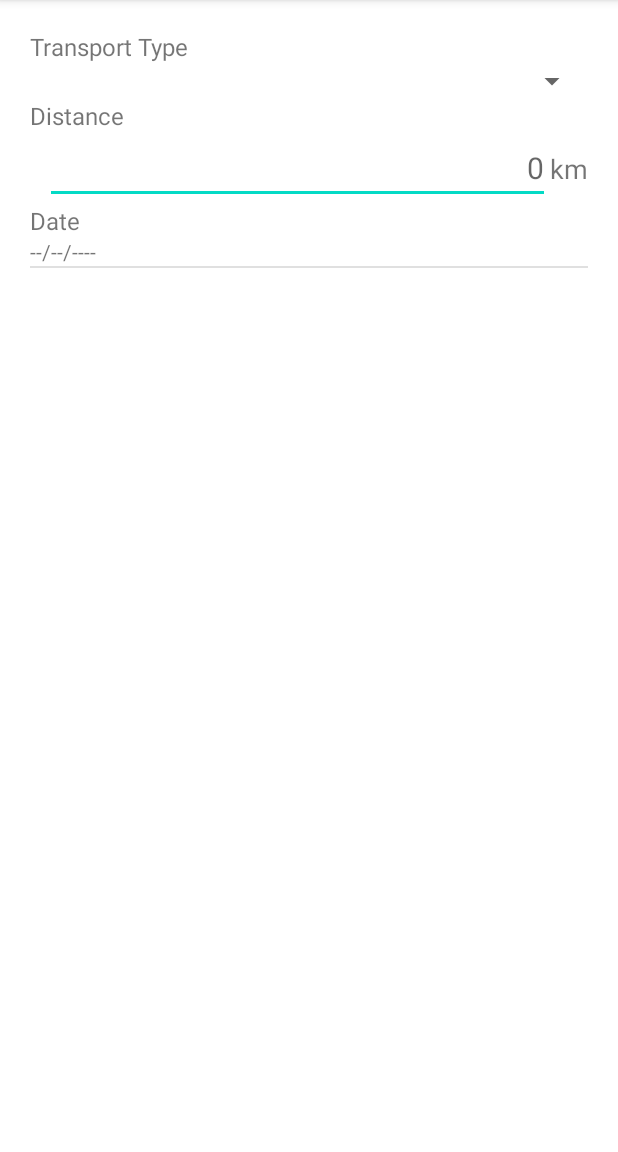
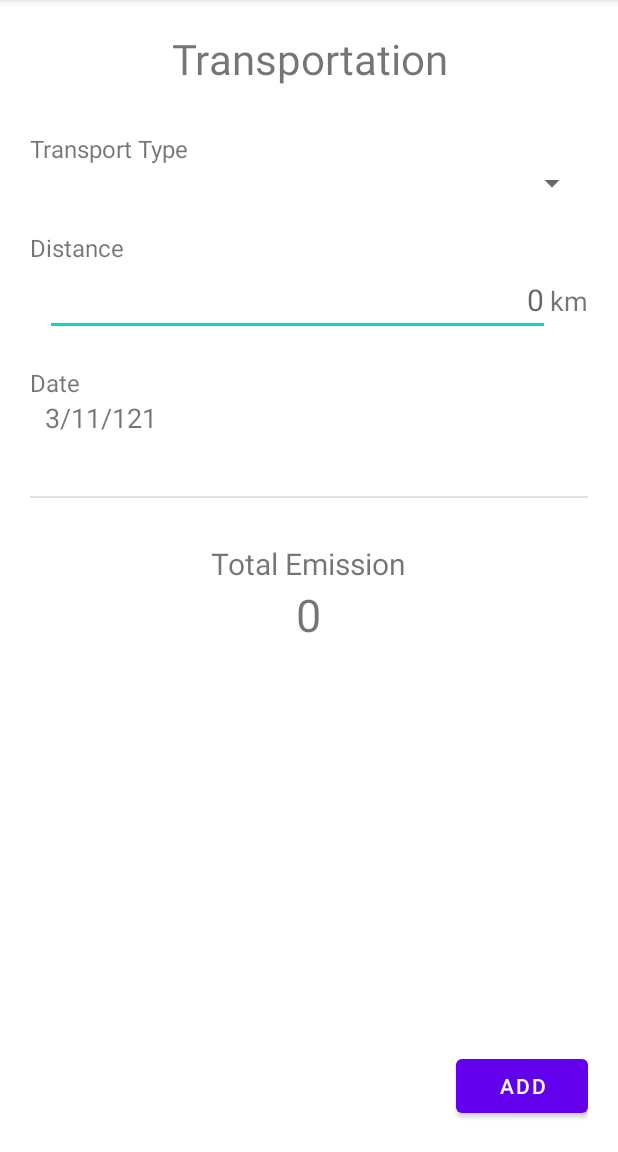
Before and after one commit to 23sent/CarbonFootprintTracker, an Android app: the AddTransportationEmissionActivity screen opened directly, with no data from a screen before it, on a phone screen of 412 x 824 dp, the part 84-1236 px from its top. Run offline under Robolectric (Android 15) with nearby library versions, the phone set to English and light mode, and no system bars.

Commit message:
Add AddTransportationEmissionActivity, CarbonFootprintTracker and Emission classes.

```diff
--- a/app/src/main/java/com/example/carbonfootprinttracker/AddTransportationEmissionActivity.java
+++ b/app/src/main/java/com/example/carbonfootprinttracker/AddTransportationEmissionActivity.java
@@ -7,24 +7,48 @@ import android.app.DatePickerDialog;
 import android.app.Dialog;
 import android.icu.util.Calendar;
 import android.os.Bundle;
+import android.text.Editable;
+import android.text.TextWatcher;
 import android.util.Log;
 import android.view.View;
+import android.widget.Button;
 import android.widget.DatePicker;
+import android.widget.EditText;
 import android.widget.TextView;
+import android.widget.Toast;
+
+import org.w3c.dom.Text;
+
+import java.util.Date;
 
 public class AddTransportationEmissionActivity extends AppCompatActivity {
+    DatePickerFragment dataPickerFragment;
+
     TextView datePickerTxt;
-    DatePickerFragment dataPickerFragment;
+    EditText quantityInput;
+    Button addBtn;
+    TextView carbonEmissionTxt;
+
+    Emission emission = new Emission();
+    CarbonFootprintTracker app;
 
     @Override
     protected void onCreate(Bundle savedInstanceState) {
         super.onCreate(savedInstanceState);
         setContentView(R.layout.activity_add_transportation_emission);
+
+        app = CarbonFootprintTracker.getInstance();
+        quantityInput = (EditText) findViewById(R.id.quantityInput);
+        datePickerTxt = (TextView) findViewById(R.id.datePickerTxt);
+        addBtn = (Button) findViewById(R.id.addBtn);
+        carbonEmissionTxt = (TextView) findViewById(R.id.carbonEmissionTxt);
+
+        setDateTxt(emission.getDate().getYear(), emission.getDate().getMonth(), emission.getDate().getDay());
+
         dataPickerFragment = new DatePickerFragment((DatePicker view, int year, int month, int day) -> {
-            onDateSetOuter(view, year, month, day);
+            setDateTxt(year, month, day);
         });
 
-        datePickerTxt = (TextView) findViewById(R.id.datePickerTxt);
         datePickerTxt.setOnClickListener((View v) -> {
             Log.d("test", "onCreate: " + dataPickerFragment.getShowsDialog());
             if (dataPickerFragment.getDialog() == null ||
@@ -33,10 +57,46 @@ public class AddTransportationEmissionActivity extends AppCompatActivity {
                 dataPickerFragment.show(getSupportFragmentManager(), "datePicker");
             }
         });
+
+        addBtn.setOnClickListener((View v) -> {
+            Log.d("Add Emission", "on click add button");
+            this.onClickSave();
+        });
+
+        quantityInput.addTextChangedListener(new TextWatcher() {
+
+            public void afterTextChanged(Editable s) {
+                String quantityString = s.toString();
+                if (!quantityString.trim().isEmpty()) {
+                    int quantity = Integer.parseInt(quantityString);
+                    emission.setQuantity(quantity);
+                } else {
+                    emission.setQuantity(0);
+                }
+                carbonEmissionTxt.setText(String.valueOf(emission.getCarbonFootprint()) +" kg CO2");
+            }
+
+            public void beforeTextChanged(CharSequence s, int start, int count, int after) {
+            }
+
+            public void onTextChanged(CharSequence s, int start, int before, int count) {
+            }
+        });
     }
 
-    public void onDateSetOuter(DatePicker view, int year, int month, int day) {
+    public void setDateTxt(int year, int month, int day) {
         datePickerTxt.setText(day + "/" + month + "/" + year);
+        emission.setDate(new Date(year, month, day));
+    }
+
+    public void onClickSave() {
+        if (emission.getDate() != null && emission.getQuantity() > 0) {
+            app.addEmissions(emission);
+            Log.d("Add Emission", emission.toString());
+            finish();
+        } else {
+            Toast.makeText(this, "Please fill the distance and date.", Toast.LENGTH_SHORT).show();
+        }
     }
 
     public static class DatePickerFragment extends DialogFragment {
@@ -57,6 +117,5 @@ public class AddTransportationEmissionActivity extends AppCompatActivity {
             // Create a new instance of DatePickerDialog and return it
             return new DatePickerDialog(getActivity(), listener, year, month, day);
         }
-
     }
 }
--- /dev/null
+++ b/app/src/main/java/com/example/carbonfootprinttracker/Emission.java
@@ -0,0 +1,45 @@
+package com.example.carbonfootprinttracker;
+
+import java.util.Date;
+
+public class Emission {
+    private int quantity = 0;
+    private int cfFactor = 2;
+    private float carbonFootprint = 0;
+    private Date date;
+
+    public Emission() {
+        date = new Date();
+        calculateCarbonFootprint();
+    }
+
+    public void setQuantity(int quantity) {
+        this.quantity = quantity;
+        calculateCarbonFootprint();
+    }
+
+    public void setDate(Date d) {
+        this.date = d;
+    };
+
+    public Date getDate() {
+        return date;
+    }
+
+    public int getQuantity() {
+        return quantity;
+    }
+
+    public float getCarbonFootprint() {
+        return carbonFootprint;
+    }
+
+    public void calculateCarbonFootprint() {
+        this.carbonFootprint = this.cfFactor * this.quantity;
+    }
+
+    @Override
+    public String toString() {
+        return "Emission: " + "quantity=" + quantity + ';';
+    }
+}
--- a/app/src/main/res/layout/activity_add_transportation_emission.xml
+++ b/app/src/main/res/layout/activity_add_transportation_emission.xml
@@ -1,16 +1,34 @@
 <?xml version="1.0" encoding="utf-8"?>
-<LinearLayout xmlns:android="http://schemas.android.com/apk/res/android"
+<androidx.constraintlayout.widget.ConstraintLayout xmlns:android="http://schemas.android.com/apk/res/android"
     xmlns:app="http://schemas.android.com/apk/res-auto"
     xmlns:tools="http://schemas.android.com/tools"
     android:layout_width="match_parent"
     android:layout_height="match_parent"
     android:orientation="vertical"
-    android:padding="20dp"
     tools:context=".AddTransportationEmissionActivity">
 
     <LinearLayout
         android:layout_width="match_parent"
+        android:layout_height="0dp"
+        android:gravity="center_horizontal"
+        android:orientation="vertical"
+        android:padding="20dp"
+        app:layout_constraintBottom_toTopOf="@+id/buttonLayout"
+        app:layout_constraintTop_toTopOf="parent"
+        tools:layout_editor_absoluteX="20dp">
+
+        <TextView
+            android:id="@+id/textView3"
+            android:layout_width="match_parent"
             android:layout_height="wrap_content"
+            android:text="Transportation"
+            android:textSize="28sp"
+            android:textAlignment="center"/>
+
+        <LinearLayout
+            android:layout_width="match_parent"
+            android:layout_height="wrap_content"
+            android:layout_marginTop="30dp"
             android:orientation="vertical">
 
             <TextView
@@ -30,6 +48,7 @@
         <LinearLayout
             android:layout_width="match_parent"
             android:layout_height="wrap_content"
+            android:layout_marginTop="20dp"
             android:orientation="vertical">
 
             <TextView
@@ -45,15 +64,15 @@
                 android:orientation="horizontal">
 
                 <EditText
-                android:id="@+id/textView24"
+                    android:id="@+id/quantityInput"
                     android:layout_width="wrap_content"
                     android:layout_height="wrap_content"
                     android:layout_marginStart="10dp"
                     android:layout_weight="1"
                     android:hint="0"
+                    android:inputType="number"
                     android:textAlignment="viewEnd"
-                android:textSize="20sp"
-                android:inputType="number"/>
+                    android:textSize="20sp" />
 
                 <TextView
                     android:id="@+id/postFix3"
@@ -64,9 +83,11 @@
             </LinearLayout>
 
         </LinearLayout>
+
         <LinearLayout
             android:layout_width="match_parent"
             android:layout_height="wrap_content"
+            android:layout_marginTop="20dp"
             android:orientation="vertical">
 
             <TextView
@@ -75,13 +96,15 @@
                 android:layout_height="wrap_content"
                 android:text="Date"
                 android:textSize="16sp" />
+
             <TextView
                 android:id="@+id/datePickerTxt"
                 android:layout_width="wrap_content"
                 android:layout_height="wrap_content"
                 android:layout_weight="1"
-            android:text="--/--/----" />
-
+                android:paddingStart="10dp"
+                android:text="--/--/----"
+                android:textSize="18sp" />
 
         </LinearLayout>
 
@@ -89,6 +112,43 @@
             android:id="@+id/divider"
             android:layout_width="match_parent"
             android:layout_height="1dp"
+            android:layout_marginTop="40dp"
+            android:layout_marginBottom="30dp"
             android:background="?android:attr/listDivider" />
 
+        <TextView
+            android:id="@+id/textView2"
+            android:layout_width="wrap_content"
+            android:layout_height="wrap_content"
+            android:text="Total Emission"
+            android:textSize="20sp"
+            />
+
+        <TextView
+            android:id="@+id/carbonEmissionTxt"
+            android:layout_width="wrap_content"
+            android:layout_height="wrap_content"
+            android:text="0"
+            android:textSize="30sp" />
     </LinearLayout>
+
+    <LinearLayout
+        android:id="@+id/buttonLayout"
+        android:layout_width="match_parent"
+        android:layout_height="wrap_content"
+        android:gravity="end"
+        app:layout_constraintBottom_toBottomOf="parent"
+        android:padding="20dp"
+        tools:layout_editor_absoluteX="20dp">
+
+        <Button
+            android:id="@+id/addBtn"
+            android:layout_width="wrap_content"
+            android:layout_height="wrap_content"
+            android:text="Add" />
+
+    </LinearLayout>
+
+
+
+</androidx.constraintlayout.widget.ConstraintLayout>
--- a/app/src/main/res/layout/activity_main.xml
+++ b/app/src/main/res/layout/activity_main.xml
@@ -19,7 +19,7 @@
         android:text="Add Emisson" />
 
     <Button
-        android:id="@+id/viewEmissionBtn"
+        android:id="@+id/viewEmissionsBtn"
         android:layout_width="match_parent"
         android:layout_height="wrap_content"
         android:text="View Emissions" />
```
Also changed, not shown: app/src/main/java/com/example/carbonfootprinttracker/CarbonFootprintTracker.java (added, +39 -0 lines), app/src/main/java/com/example/carbonfootprinttracker/MainActivity.java (+8 -1 lines). Lines whose indentation alone changed are shown as unchanged.
